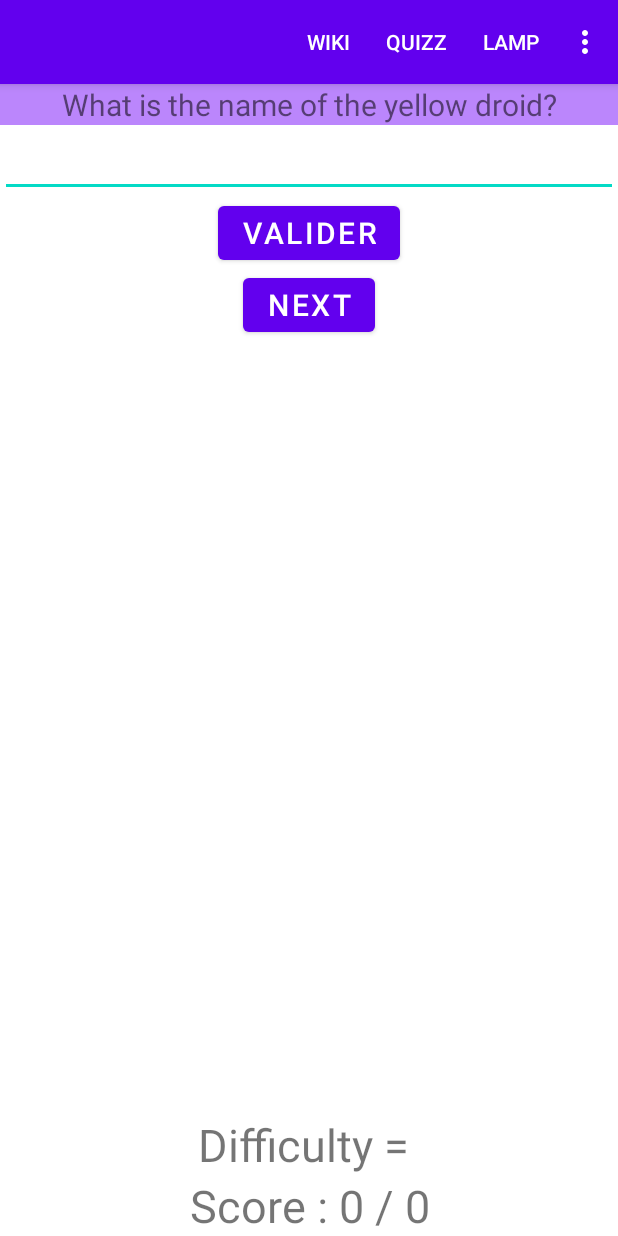
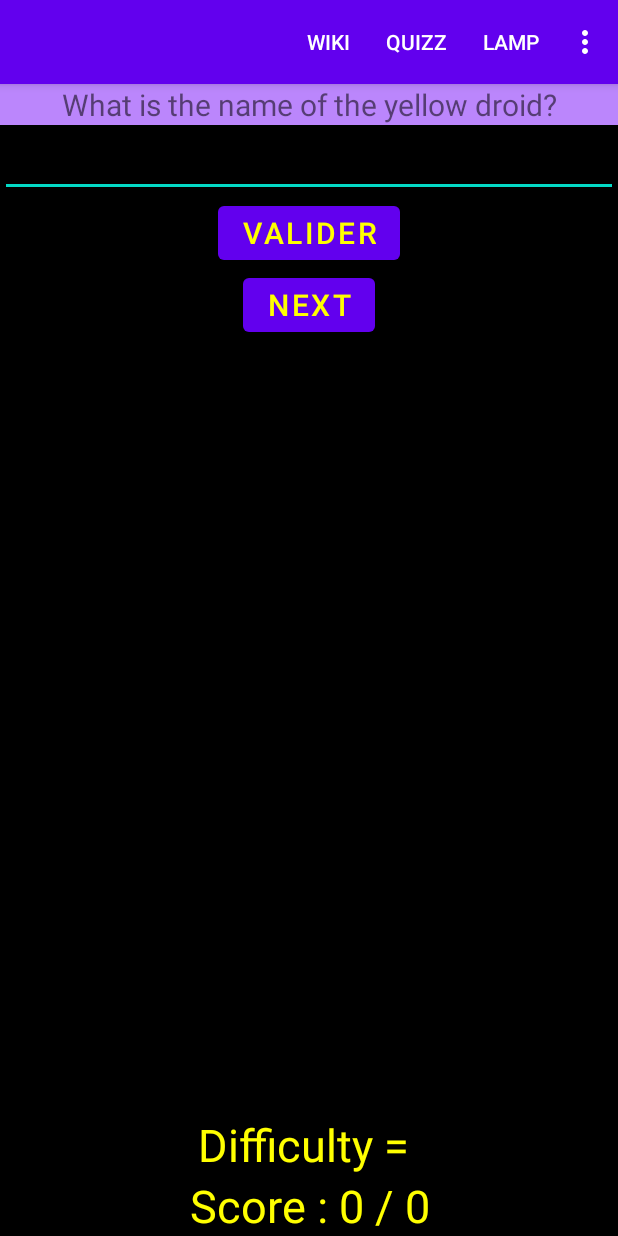
Before and after one commit to GangneuxA/ProjetMobile, an Android app: the Quizz screen opened directly, with no data from a screen before it, on a phone screen of 412 x 824 dp. Run offline under Robolectric (Android 15) with nearby library versions, the phone set to English and light mode, and no system bars.

Commit message:
color quizz

```diff
--- a/ProjetMobile/app/src/main/res/layout/activity_lamp.xml
+++ b/ProjetMobile/app/src/main/res/layout/activity_lamp.xml
@@ -5,7 +5,8 @@
     android:layout_width="match_parent"
     android:layout_height="match_parent"
     tools:context=".Lamp"
-    android:orientation="vertical">
+    android:orientation="vertical"
+    android:background="@color/black">
 
     <androidx.appcompat.widget.Toolbar
         android:id="@+id/my_toolbar"
--- a/ProjetMobile/app/src/main/res/layout/activity_quizz.xml
+++ b/ProjetMobile/app/src/main/res/layout/activity_quizz.xml
@@ -4,6 +4,7 @@
     xmlns:tools="http://schemas.android.com/tools"
     android:layout_width="match_parent"
     android:layout_height="match_parent"
+    android:background="@color/black"
     tools:context=".Quizz">
 
     <androidx.appcompat.widget.Toolbar
@@ -31,7 +32,8 @@
         android:layout_height="wrap_content"
         android:textAlignment="center"
         android:textSize="20dp"
-        android:layout_below="@id/Question"/>
+        android:layout_below="@id/Question"
+        android:textColor="@color/jaune"/>
 
     <Button
         android:id="@+id/valider"
@@ -42,6 +44,7 @@
         android:text="Valider"
         android:layout_below="@+id/Reponse"
         android:layout_centerHorizontal="true"
+        android:textColor="@color/jaune"
         android:onClick="add"/>
     <Button
         android:id="@+id/Suivante"
@@ -50,6 +53,7 @@
         android:textAlignment="center"
         android:textSize="20dp"
         android:text="next"
+        android:textColor="@color/jaune"
         android:layout_below="@+id/valider"
         android:layout_centerHorizontal="true"
         android:onClick="aff"/>
@@ -60,12 +64,13 @@
         android:layout_height="wrap_content"
         android:orientation="vertical"
         android:textAlignment="center"
-        android:layout_below="@+id/test"></LinearLayout>
+        android:layout_below="@+id/Suivante"></LinearLayout>
     <TextView
         android:id="@+id/Score"
         android:layout_width="match_parent"
         android:layout_height="wrap_content"
         android:text="Score : 0 / 0"
+        android:textColor="@color/jaune"
         android:layout_alignParentBottom="true"
         android:textSize="30dp"
         android:textAlignment="center"/>
@@ -74,6 +79,7 @@
         android:id="@+id/Diff"
         android:layout_width="match_parent"
         android:layout_height="wrap_content"
+        android:textColor="@color/jaune"
         android:text="Difficulty = "
         android:textSize="30dp"
         android:textAlignment="center"
--- a/ProjetMobile/app/src/main/res/values/colors.xml
+++ b/ProjetMobile/app/src/main/res/values/colors.xml
@@ -9,4 +9,5 @@
     <color name="white">#FFFFFFFF</color>
     <color name="green">#0F9D58</color>
     <color name="warm">#F1D416</color>
+    <color name="jaune">#FFFF00</color>
 </resources>
```
